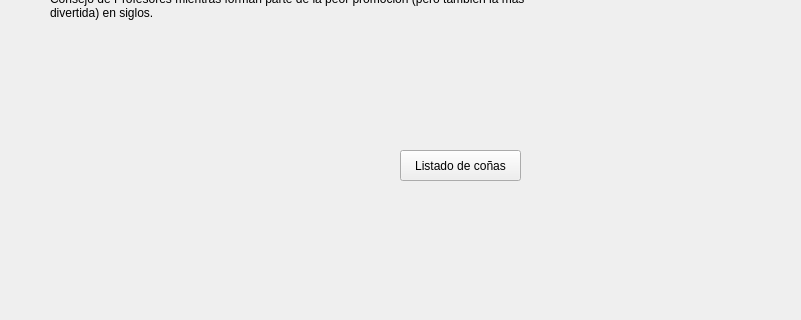
LORJIM/STI_The_Complete_Saga, file sti1.ui: the form before one commit; both pictures show x 0 to 801 and y 330 to 650 of the 940 by 650 pixel window.
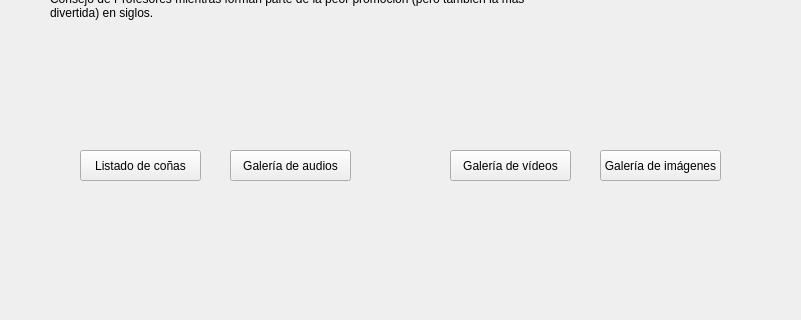
The form after the commit. Icons and pictures are not drawn.

The edit to the form file:
```diff
--- a/sti1.ui
+++ b/sti1.ui
@@ -73,7 +73,7 @@
    <widget class="QPushButton" name="pushButton_7">
     <property name="geometry">
      <rect>
-      <x>400</x>
+      <x>80</x>
       <y>480</y>
       <width>121</width>
       <height>31</height>
@@ -83,6 +83,45 @@
      <string>Listado de coñas</string>
     </property>
    </widget>
+   <widget class="QPushButton" name="pushButton_8">
+    <property name="geometry">
+     <rect>
+      <x>230</x>
+      <y>480</y>
+      <width>121</width>
+      <height>31</height>
+     </rect>
+    </property>
+    <property name="text">
+     <string>Galería de audios</string>
+    </property>
+   </widget>
+   <widget class="QPushButton" name="pushButton_9">
+    <property name="geometry">
+     <rect>
+      <x>450</x>
+      <y>480</y>
+      <width>121</width>
+      <height>31</height>
+     </rect>
+    </property>
+    <property name="text">
+     <string>Galería de vídeos</string>
+    </property>
+   </widget>
+   <widget class="QPushButton" name="pushButton_10">
+    <property name="geometry">
+     <rect>
+      <x>600</x>
+      <y>480</y>
+      <width>121</width>
+      <height>31</height>
+     </rect>
+    </property>
+    <property name="text">
+     <string>Galería de imágenes</string>
+    </property>
+   </widget>
   </widget>
  </widget>
  <resources>
```
